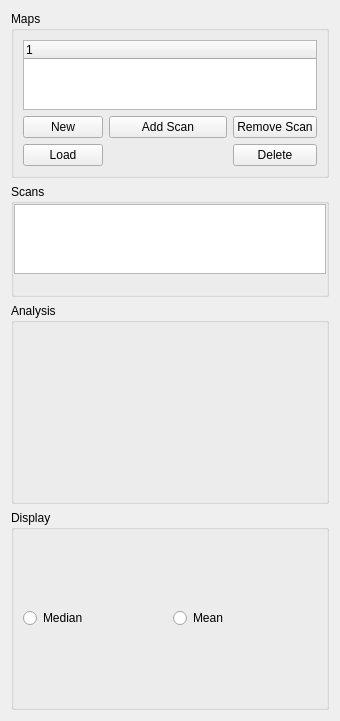
acq4/acq4, file lib/analysis/modules/Photostim/MapCtrlTemplate.ui: the form before one commit.
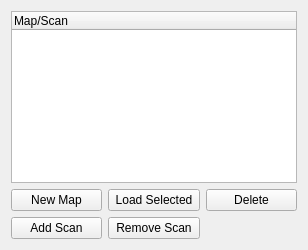
The form after the commit.

Commit message: analysis updates some things broken in pyqtgraph

```diff
--- a/lib/analysis/modules/Photostim/MapCtrlTemplate.ui
+++ b/lib/analysis/modules/Photostim/MapCtrlTemplate.ui
@@ -6,184 +6,56 @@
    <rect>
     <x>0</x>
     <y>0</y>
-    <width>340</width>
-    <height>721</height>
+    <width>308</width>
+    <height>250</height>
    </rect>
   </property>
   <property name="windowTitle">
    <string>Form</string>
   </property>
-  <layout class="QGridLayout" name="gridLayout_4">
-   <item row="0" column="0">
-    <widget class="QGroupBox" name="groupBox">
-     <property name="sizePolicy">
-      <sizepolicy hsizetype="Preferred" vsizetype="Preferred">
-       <horstretch>0</horstretch>
-       <verstretch>10</verstretch>
-      </sizepolicy>
-     </property>
-     <property name="title">
-      <string>Maps</string>
-     </property>
-     <layout class="QGridLayout" name="gridLayout">
-      <item row="0" column="0" colspan="3">
-       <widget class="QTreeWidget" name="mapTable">
-        <column>
-         <property name="text">
-          <string notr="true">1</string>
-         </property>
-        </column>
-       </widget>
-      </item>
-      <item row="1" column="0">
-       <widget class="QPushButton" name="newMapBtn">
-        <property name="text">
-         <string>New</string>
-        </property>
-       </widget>
-      </item>
-      <item row="1" column="1">
-       <widget class="QPushButton" name="addScanBtn">
-        <property name="text">
-         <string>Add Scan</string>
-        </property>
-       </widget>
-      </item>
-      <item row="1" column="2">
-       <widget class="QPushButton" name="removeScanBtn">
-        <property name="text">
-         <string>Remove Scan</string>
-        </property>
-       </widget>
-      </item>
-      <item row="2" column="0">
-       <widget class="QPushButton" name="loadMapBtn">
-        <property name="text">
-         <string>Load</string>
-        </property>
-       </widget>
-      </item>
-      <item row="2" column="1">
-       <spacer name="horizontalSpacer">
-        <property name="orientation">
-         <enum>Qt::Horizontal</enum>
-        </property>
-        <property name="sizeHint" stdset="0">
-         <size>
-          <width>68</width>
-          <height>21</height>
-         </size>
-        </property>
-       </spacer>
-      </item>
-      <item row="2" column="2">
-       <widget class="QPushButton" name="delMapBtn">
-        <property name="text">
-         <string>Delete</string>
-        </property>
-       </widget>
-      </item>
-     </layout>
+  <layout class="QGridLayout" name="gridLayout">
+   <item row="0" column="0" colspan="3">
+    <widget class="QTreeWidget" name="mapTable">
+     <column>
+      <property name="text">
+       <string>Map/Scan</string>
+      </property>
+     </column>
     </widget>
    </item>
    <item row="1" column="0">
-    <widget class="QGroupBox" name="groupBox_2">
-     <property name="sizePolicy">
-      <sizepolicy hsizetype="Preferred" vsizetype="Preferred">
-       <horstretch>0</horstretch>
-       <verstretch>10</verstretch>
-      </sizepolicy>
+    <widget class="QPushButton" name="newMapBtn">
+     <property name="text">
+      <string>New Map</string>
      </property>
-     <property name="title">
-      <string>Scans</string>
+    </widget>
+   </item>
+   <item row="1" column="1">
+    <widget class="QPushButton" name="loadMapBtn">
+     <property name="text">
+      <string>Load Selected</string>
      </property>
-     <layout class="QGridLayout" name="gridLayout_2">
-      <property name="margin">
-       <number>0</number>
-      </property>
-      <property name="spacing">
-       <number>0</number>
-      </property>
-      <item row="0" column="0" colspan="3">
-       <widget class="QTableWidget" name="scanTable"/>
-      </item>
-      <item row="1" column="1">
-       <spacer name="horizontalSpacer_2">
-        <property name="orientation">
-         <enum>Qt::Horizontal</enum>
-        </property>
-        <property name="sizeHint" stdset="0">
-         <size>
-          <width>319</width>
-          <height>20</height>
-         </size>
-        </property>
-       </spacer>
-      </item>
-     </layout>
+    </widget>
+   </item>
+   <item row="1" column="2">
+    <widget class="QPushButton" name="delMapBtn">
+     <property name="text">
+      <string>Delete</string>
+     </property>
     </widget>
    </item>
    <item row="2" column="0">
-    <widget class="QGroupBox" name="groupBox_3">
-     <property name="sizePolicy">
-      <sizepolicy hsizetype="Preferred" vsizetype="Preferred">
-       <horstretch>0</horstretch>
-       <verstretch>30</verstretch>
-      </sizepolicy>
+    <widget class="QPushButton" name="addScanBtn">
+     <property name="text">
+      <string>Add Scan</string>
      </property>
-     <property name="title">
-      <string>Analysis</string>
-     </property>
-     <layout class="QGridLayout" name="gridLayout_3">
-      <property name="margin">
-       <number>0</number>
-      </property>
-      <property name="spacing">
-       <number>0</number>
-      </property>
-      <item row="0" column="0" colspan="2">
-       <layout class="QFormLayout" name="flowchartLayout">
-        <property name="horizontalSpacing">
-         <number>0</number>
-        </property>
-        <property name="verticalSpacing">
-         <number>0</number>
-        </property>
-        <property name="margin">
-         <number>0</number>
-        </property>
-       </layout>
-      </item>
-     </layout>
     </widget>
    </item>
-   <item row="3" column="0">
-    <widget class="QGroupBox" name="groupBox_4">
-     <property name="sizePolicy">
-      <sizepolicy hsizetype="Preferred" vsizetype="Preferred">
-       <horstretch>0</horstretch>
-       <verstretch>30</verstretch>
-      </sizepolicy>
+   <item row="2" column="1">
+    <widget class="QPushButton" name="removeScanBtn">
+     <property name="text">
+      <string>Remove Scan</string>
      </property>
-     <property name="title">
-      <string>Display</string>
-     </property>
-     <layout class="QGridLayout" name="gridLayout_5">
-      <item row="0" column="0">
-       <widget class="QRadioButton" name="radioButton">
-        <property name="text">
-         <string>Median</string>
-        </property>
-       </widget>
-      </item>
-      <item row="0" column="1">
-       <widget class="QRadioButton" name="radioButton_2">
-        <property name="text">
-         <string>Mean</string>
-        </property>
-       </widget>
-      </item>
-     </layout>
     </widget>
    </item>
   </layout>
```
The commit also changes 20 other files.
